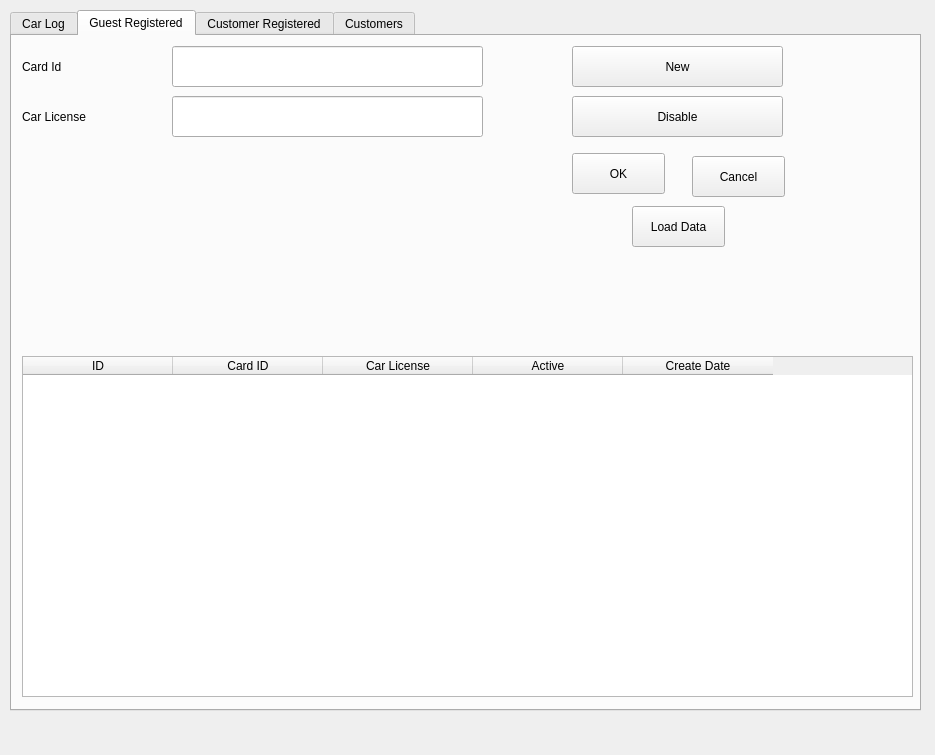
Before: the Qt Designer form Table.ui in vince0119/Project-Deskstop, drawn with Qt 5.
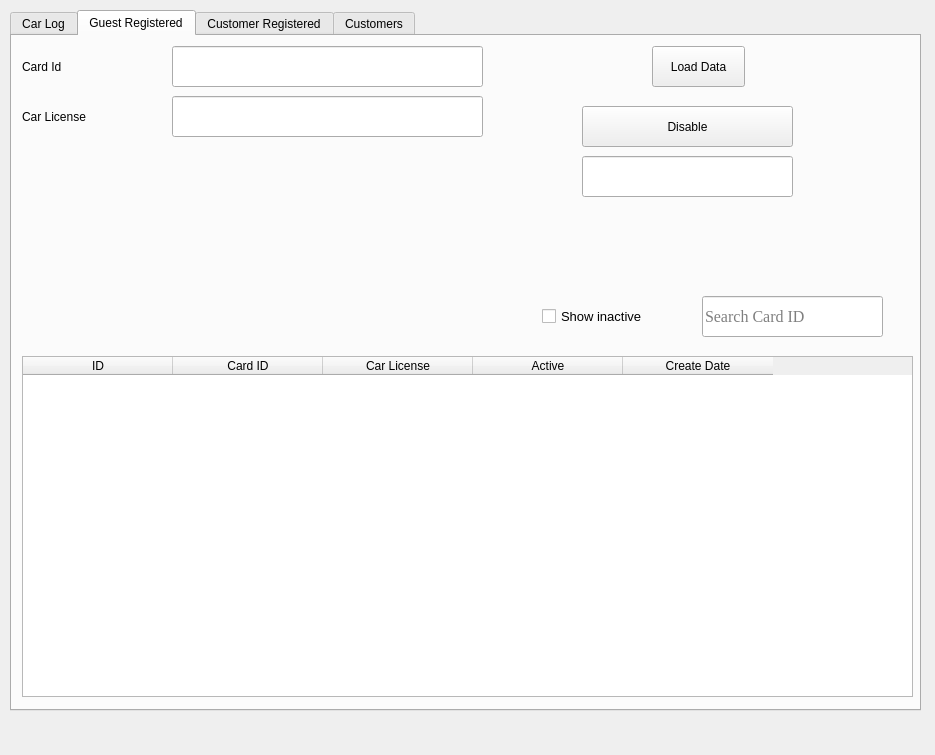
After: the same form once the commit is applied. The open tabs and pages were chosen to show the change.

```diff
--- a/Table.ui
+++ b/Table.ui
@@ -253,19 +253,6 @@
        <string>Car License</string>
       </property>
      </widget>
-     <widget class="QPushButton" name="btnGuestNew">
-      <property name="geometry">
-       <rect>
-        <x>560</x>
-        <y>10</y>
-        <width>211</width>
-        <height>41</height>
-       </rect>
-      </property>
-      <property name="text">
-       <string>New</string>
-      </property>
-     </widget>
      <widget class="QTableWidget" name="tblGuest">
       <property name="geometry">
        <rect>
@@ -313,19 +300,6 @@
        </property>
       </column>
      </widget>
-     <widget class="QPushButton" name="btnGuestDisable">
-      <property name="geometry">
-       <rect>
-        <x>560</x>
-        <y>60</y>
-        <width>211</width>
-        <height>41</height>
-       </rect>
-      </property>
-      <property name="text">
-       <string>Disable</string>
-      </property>
-     </widget>
      <widget class="QLabel" name="lblCardId">
       <property name="geometry">
        <rect>
@@ -339,37 +313,11 @@
        <string>Card Id</string>
       </property>
      </widget>
-     <widget class="QPushButton" name="btnGuestOk">
-      <property name="geometry">
-       <rect>
-        <x>560</x>
-        <y>117</y>
-        <width>93</width>
-        <height>41</height>
-       </rect>
-      </property>
-      <property name="text">
-       <string>OK</string>
-      </property>
-     </widget>
-     <widget class="QPushButton" name="btnGuestCancel">
-      <property name="geometry">
-       <rect>
-        <x>680</x>
-        <y>120</y>
-        <width>93</width>
-        <height>41</height>
-       </rect>
-      </property>
-      <property name="text">
-       <string>Cancel</string>
-      </property>
-     </widget>
      <widget class="QPushButton" name="btnLoadDataGuest">
       <property name="geometry">
        <rect>
-        <x>620</x>
-        <y>170</y>
+        <x>640</x>
+        <y>10</y>
         <width>93</width>
         <height>41</height>
        </rect>
@@ -378,6 +326,90 @@
        <string>Load Data</string>
       </property>
      </widget>
+     <widget class="QCheckBox" name="chbInactiveGuestRegis">
+      <property name="geometry">
+       <rect>
+        <x>530</x>
+        <y>270</y>
+        <width>131</width>
+        <height>20</height>
+       </rect>
+      </property>
+      <property name="font">
+       <font>
+        <pointsize>10</pointsize>
+       </font>
+      </property>
+      <property name="text">
+       <string>Show inactive</string>
+      </property>
+     </widget>
+     <widget class="QLineEdit" name="txtSearchCardId">
+      <property name="enabled">
+       <bool>true</bool>
+      </property>
+      <property name="geometry">
+       <rect>
+        <x>690</x>
+        <y>260</y>
+        <width>181</width>
+        <height>41</height>
+       </rect>
+      </property>
+      <property name="font">
+       <font>
+        <family>Times New Roman</family>
+        <pointsize>12</pointsize>
+       </font>
+      </property>
+      <property name="readOnly">
+       <bool>false</bool>
+      </property>
+      <property name="placeholderText">
+       <string>Search Card ID</string>
+      </property>
+     </widget>
+     <widget class="QPushButton" name="btnGuestRegisDisable">
+      <property name="geometry">
+       <rect>
+        <x>570</x>
+        <y>70</y>
+        <width>211</width>
+        <height>41</height>
+       </rect>
+      </property>
+      <property name="text">
+       <string>Disable</string>
+      </property>
+     </widget>
+     <widget class="QLineEdit" name="txtDisableByCarLicense">
+      <property name="enabled">
+       <bool>true</bool>
+      </property>
+      <property name="geometry">
+       <rect>
+        <x>570</x>
+        <y>120</y>
+        <width>211</width>
+        <height>41</height>
+       </rect>
+      </property>
+      <property name="font">
+       <font>
+        <family>Times New Roman</family>
+        <pointsize>14</pointsize>
+       </font>
+      </property>
+      <property name="toolTip">
+       <string>Input Card Id or Car License to disable</string>
+      </property>
+      <property name="readOnly">
+       <bool>false</bool>
+      </property>
+      <property name="placeholderText">
+       <string/>
+      </property>
+     </widget>
     </widget>
     <widget class="QWidget" name="wgCustomer">
      <attribute name="title">
```
Left out of the diff: 105 changed lines with no effect on the pictures.
